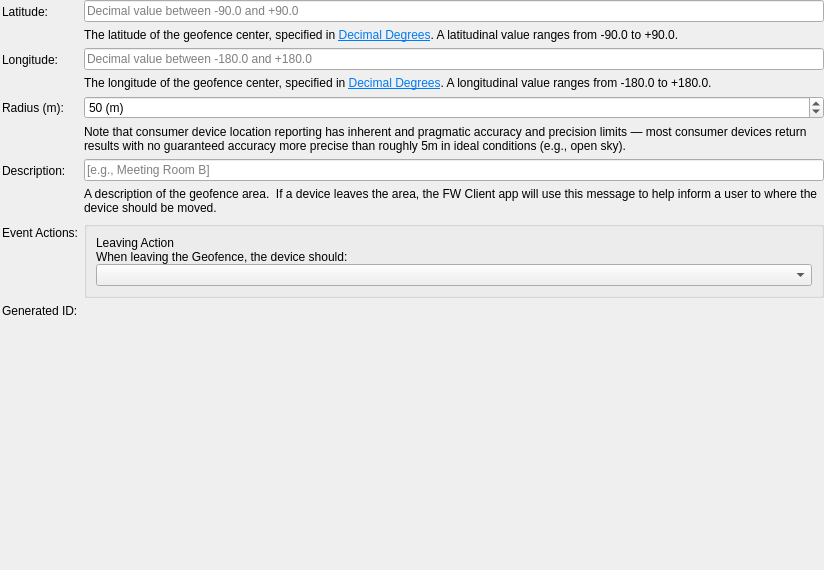
First picture: the form in FWAdminLib/PolicyEditor/GeofenceForm.ui, repository fw-dev/translations, before the edit.
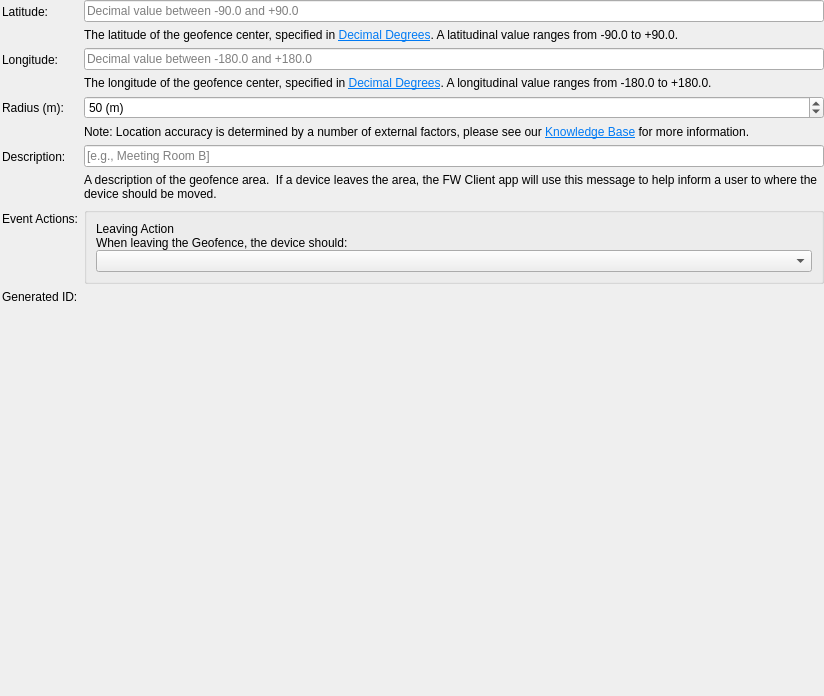
Second picture: the form after the edit.

What changed in the file:
```diff
--- a/FWAdminLib/PolicyEditor/GeofenceForm.ui
+++ b/FWAdminLib/PolicyEditor/GeofenceForm.ui
@@ -7,7 +7,7 @@
     <x>0</x>
     <y>0</y>
     <width>824</width>
-    <height>555</height>
+    <height>696</height>
    </rect>
   </property>
   <property name="sizePolicy">
@@ -187,7 +187,7 @@
           </sizepolicy>
          </property>
          <property name="text">
-          <string>&lt;html&gt;&lt;head/&gt;&lt;body&gt;&lt;p&gt;Note that consumer device location reporting has inherent and pragmatic accuracy and precision limits — most consumer devices return results with no guaranteed accuracy more precise than roughly 5m in ideal conditions (e.g., open sky).&lt;/p&gt;&lt;/body&gt;&lt;/html&gt;</string>
+          <string>&lt;html&gt;&lt;head/&gt;&lt;body&gt;&lt;p&gt;Note: Location accuracy is determined by a number of external factors, please see our &lt;a href=&quot;https://kb.filewave.com/display/KB/Location+Tracking&quot;&gt;&lt;span style=&quot; text-decoration: underline; color:#007af4;&quot;&gt;Knowledge Base&lt;/span&gt;&lt;/a&gt; for more information.&lt;/p&gt;&lt;/body&gt;&lt;/html&gt;</string>
          </property>
          <property name="alignment">
           <set>Qt::AlignLeading|Qt::AlignLeft|Qt::AlignTop</set>
```
Left out of the diff: 2 changed lines with no effect on the pictures.
